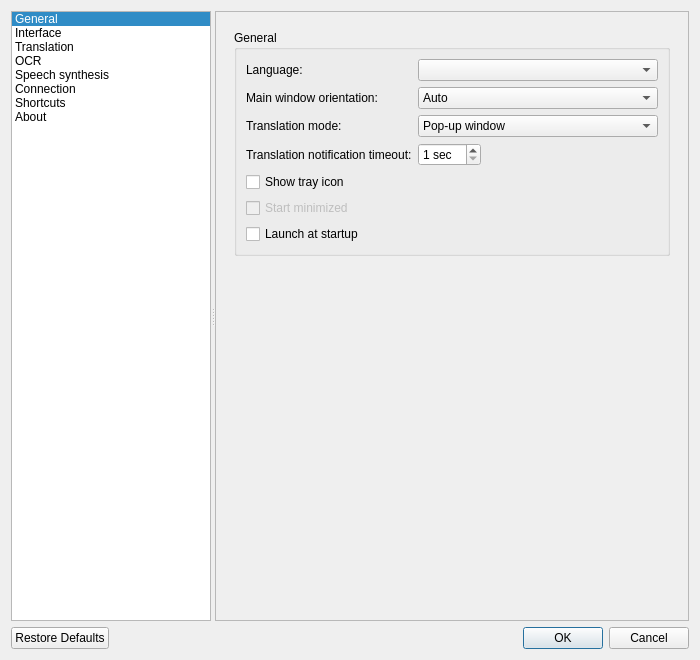
Old version of the form src/settings/settingsdialog.ui in the repository crow-translate/crow-translate.
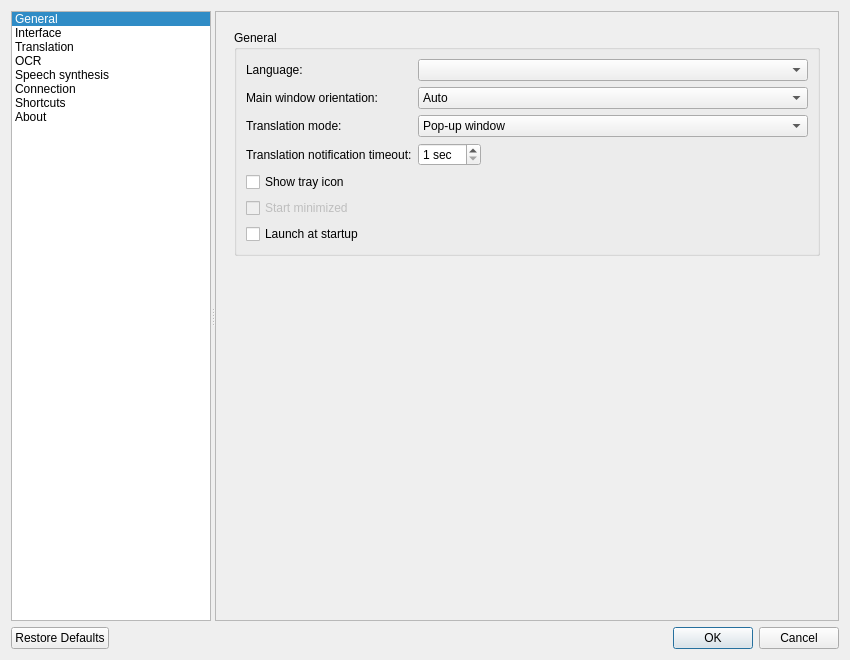
New version of the form. Icons and pictures are not drawn. Custom widgets are drawn as their Qt base class.

Commit message: Use bigger default width for settings to fit shortcuts

```diff
--- a/src/settings/settingsdialog.ui
+++ b/src/settings/settingsdialog.ui
@@ -6,7 +6,7 @@
    <rect>
     <x>0</x>
     <y>0</y>
-    <width>700</width>
+    <width>850</width>
     <height>660</height>
    </rect>
   </property>
@@ -126,7 +126,7 @@
         <rect>
          <x>0</x>
          <y>0</y>
-         <width>483</width>
+         <width>633</width>
          <height>604</height>
         </rect>
        </property>
```
